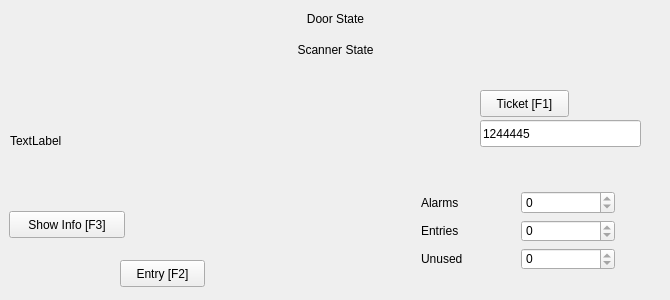
This is mainwindow.ui in belucha/sbb-kletterhalle as Qt 5 draws it before an edit. The edited form follows.
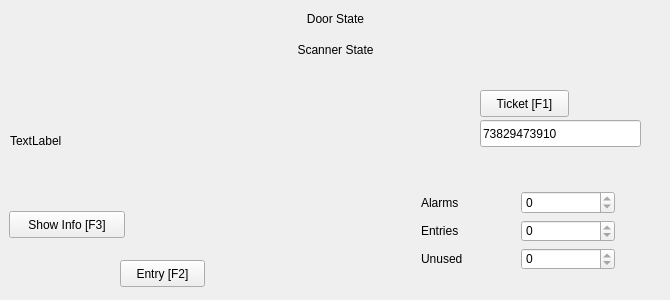
This is the edited form.

Commit message: json parser sample fixup

The edit to the form file:
```diff
--- a/mainwindow.ui
+++ b/mainwindow.ui
@@ -176,7 +176,7 @@
      </rect>
     </property>
     <property name="text">
-     <string>1244445</string>
+     <string>73829473910</string>
     </property>
     <property name="maxLength">
      <number>15</number>
```
The commit also changes 1 other file.
